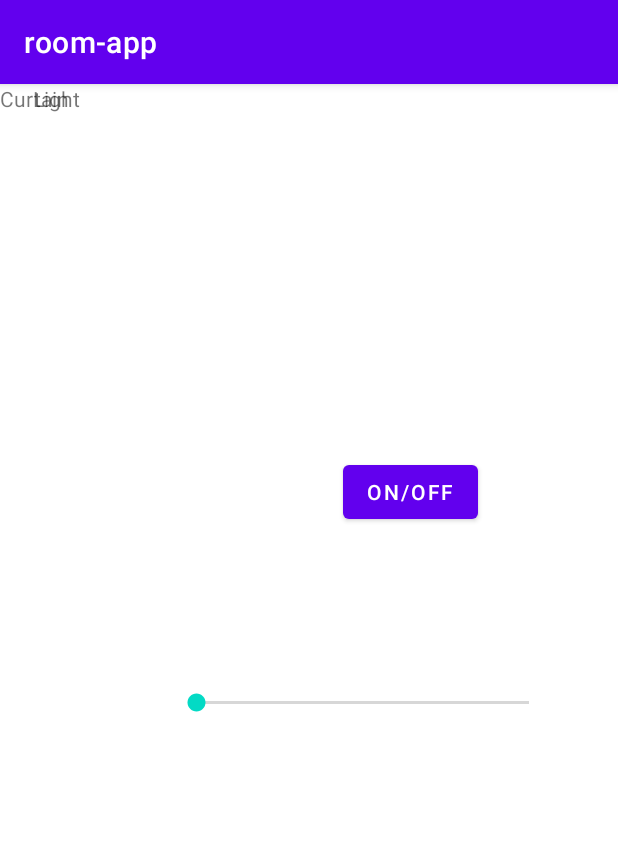
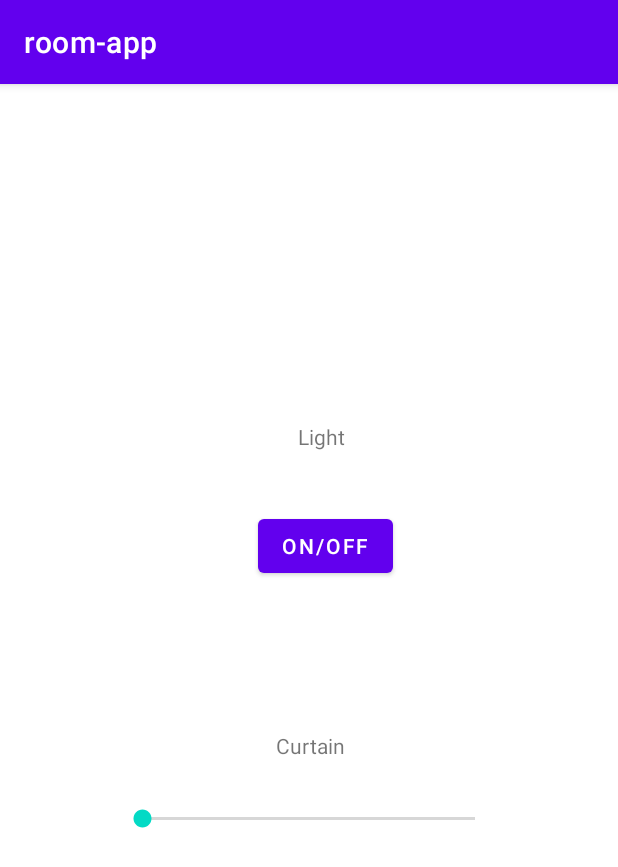
Before and after one commit to System-IoT2022/IoT2022, an Android app: the screen it shows after launch (MainActivity), on a phone screen of 412 x 824 dp. Shown: the top 867 px of the screen. Run offline under Robolectric (Android 15) with nearby library versions, the phone set to English and light mode, and no system bars; 4 statements that could not run were skipped.

Commit message:
fixed GUI, tested

```diff
--- a/assignment-03/roomapp/app/src/main/java/com/example/room_app/MainActivity.java
+++ b/assignment-03/roomapp/app/src/main/java/com/example/room_app/MainActivity.java
@@ -42,7 +42,7 @@ public class MainActivity extends AppCompatActivity {
     private static final int LEGACY_REQUEST_PERMISSION_BLUETOOTH = 555;
     private static final int REQUEST_PERMISSION_ADMIN = 556;
     public static final String X_BLUETOOTH_DEVICE_EXTRA = "X_BLUETOOTH_DEVICE_EXTRA";
-    private final  String BT_NAME = "HC-05";
+    private final  String BT_NAME = "isi00";
 
     private Button remoteButton;
     private SeekBar curtainSlider;
@@ -114,7 +114,7 @@ public class MainActivity extends AppCompatActivity {
            @Override
            public void onStopTrackingTouch(SeekBar seekBar) {
                try {
-                   String message = "curtain:" + curtainSlider.getProgress() + "\n";
+                   String message = "servo:" + curtainSlider.getProgress() + "\n";
                    btOutStream = arduinoSocket.getOutputStream();
                    Log.i(C.TAG, "Connection successful!");
                    Log.i(C.TAG, (arduinoSocket.isConnected()?"true":"false"));
@@ -163,8 +163,13 @@ public class MainActivity extends AppCompatActivity {
     }
     @Override
     protected void onStop() {
+        try {
+            btConnection.cancel();
+            arduinoSocket.close();
+        } catch (IOException e) {
+            throw new RuntimeException(e);
+        }
         super.onStop();
-        btConnection.cancel();
     }
     /* ================== PERMISSION MANAGEMENT ========================== */
     private void checkPermissionAndEnableBluetooth(){
@@ -244,7 +249,7 @@ public class MainActivity extends AppCompatActivity {
         switch (requestCode) {
             case REQUEST_ENABLE_BT:
                 if(resultCode == RESULT_OK) {
-                    this.sw.setEnabled(true);
+                    this.remoteButton.setEnabled(true);
                 } else {
                     displayError("You need to enable bluetooth to use the app");
                 }
--- a/assignment-03/roomapp/app/src/main/res/layout/activity_main.xml
+++ b/assignment-03/roomapp/app/src/main/res/layout/activity_main.xml
@@ -10,44 +10,49 @@
         android:id="@+id/curtainBar"
         android:layout_width="254dp"
         android:layout_height="23dp"
-        android:layout_marginStart="41dp"
-        android:layout_marginTop="88dp"
-        android:layout_marginEnd="16dp"
-        android:layout_marginBottom="328dp"
+        android:layout_marginStart="78dp"
+        android:layout_marginTop="27dp"
+        android:layout_marginEnd="79dp"
         android:max="180"
         android:min="0"
-        app:layout_constraintBottom_toBottomOf="parent"
         app:layout_constraintEnd_toEndOf="parent"
-        app:layout_constraintStart_toEndOf="@+id/textView2"
-        app:layout_constraintTop_toBottomOf="@+id/remoteButton" />
+        app:layout_constraintStart_toStartOf="parent"
+        app:layout_constraintTop_toBottomOf="@+id/textView2" />
 
     <Button
         android:id="@+id/remoteButton"
         android:layout_width="wrap_content"
         android:layout_height="wrap_content"
-        android:layout_marginTop="248dp"
-        android:layout_marginEnd="93dp"
+        android:layout_marginStart="172dp"
+        android:layout_marginTop="39dp"
+        android:layout_marginEnd="150dp"
         android:text="on/off"
         app:layout_constraintEnd_toEndOf="parent"
-        app:layout_constraintTop_toTopOf="parent" />
+        app:layout_constraintStart_toStartOf="parent"
+        app:layout_constraintTop_toBottomOf="@+id/textView" />
 
     <TextView
         android:id="@+id/textView"
         android:layout_width="wrap_content"
         android:layout_height="wrap_content"
-        android:layout_marginStart="22dp"
-        android:layout_marginEnd="176dp"
+        android:layout_marginStart="198dp"
+        android:layout_marginTop="225dp"
+        android:layout_marginEnd="182dp"
         android:text="Light"
-        app:layout_constraintEnd_toStartOf="@+id/remoteButton"
+        app:layout_constraintEnd_toEndOf="parent"
         app:layout_constraintStart_toStartOf="parent"
-        tools:layout_editor_absoluteY="260dp" />
+        app:layout_constraintTop_toTopOf="parent" />
 
     <TextView
         android:id="@+id/textView2"
         android:layout_width="wrap_content"
         android:layout_height="wrap_content"
+        android:layout_marginStart="184dp"
+        android:layout_marginTop="99dp"
+        android:layout_marginEnd="182dp"
         android:text="Curtain"
-        tools:layout_editor_absoluteX="21dp"
-        tools:layout_editor_absoluteY="385dp" />
+        app:layout_constraintEnd_toEndOf="parent"
+        app:layout_constraintStart_toStartOf="parent"
+        app:layout_constraintTop_toBottomOf="@+id/remoteButton" />
 
 </androidx.constraintlayout.widget.ConstraintLayout>
```
